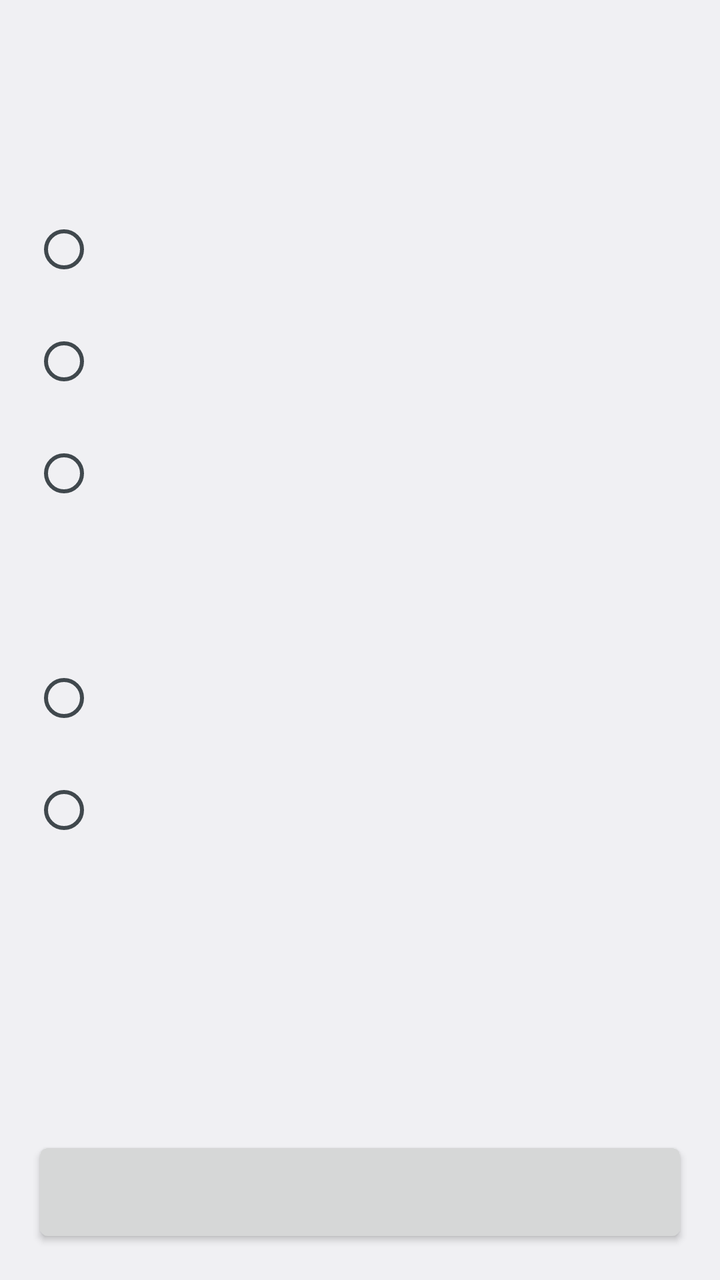
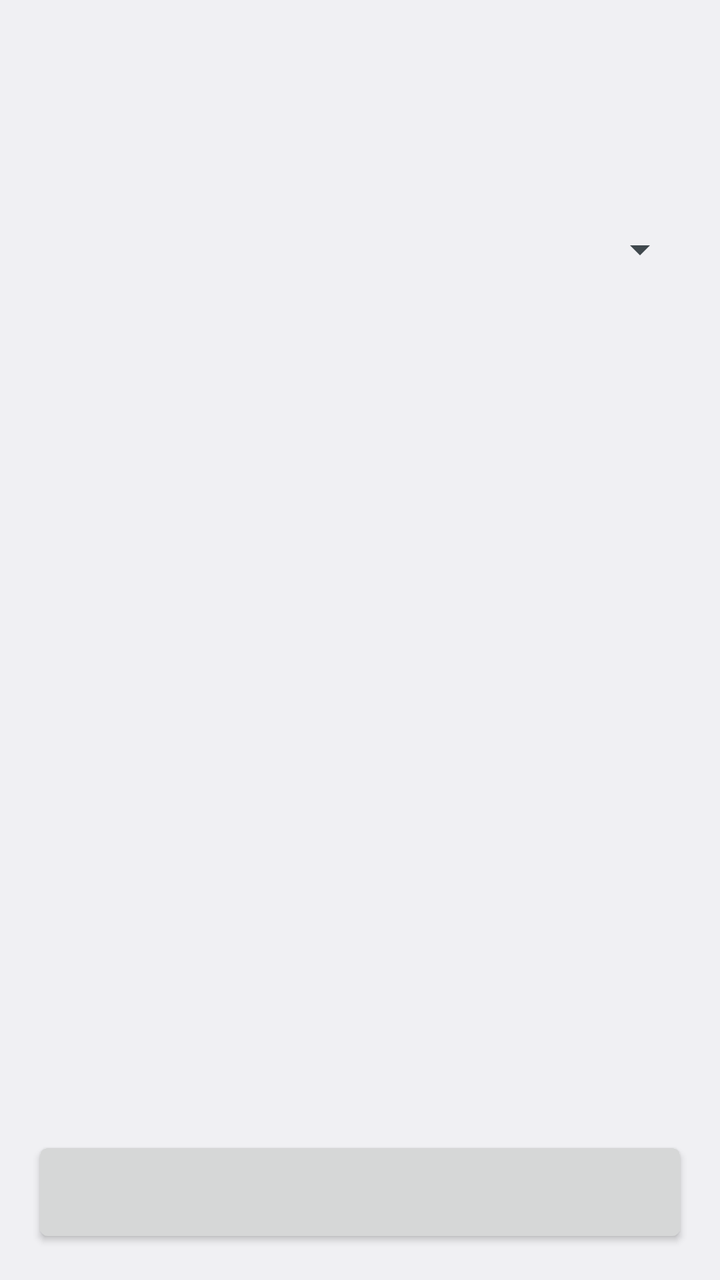

An Android layout rendered at two revisions. The XML below is the earlier revision; the diff shows what the commit changed to produce the second picture.
<!-- AndroidManifest.xml: application theme android:Theme.DeviceDefault.Light.NoActionBar -->
<!-- res/layout/activity_settings.xml -->
<?xml version="1.0" encoding="utf-8"?>
<LinearLayout xmlns:android="http://schemas.android.com/apk/res/android"
    android:id="@+id/root"
    android:layout_width="match_parent"
    android:layout_height="match_parent"
    android:orientation="vertical"
    android:padding="16dp">

    <TextView
        android:id="@+id/titleView"
        android:layout_width="match_parent"
        android:layout_height="wrap_content"
        android:textSize="24sp"
        android:textStyle="bold" />

    <ScrollView
        android:layout_width="match_parent"
        android:layout_height="0dp"
        android:layout_weight="1">

        <LinearLayout
            android:layout_width="match_parent"
            android:layout_height="wrap_content"
            android:orientation="vertical">

            <TextView
                android:id="@+id/sectionRead"
                android:layout_width="match_parent"
                android:layout_height="wrap_content"
                android:paddingTop="16dp"
                android:paddingBottom="8dp"
                android:textSize="18sp"
                android:textStyle="bold" />

            <RadioGroup
                android:id="@+id/modeGroup"
                android:layout_width="match_parent"
                android:layout_height="wrap_content"
                android:orientation="vertical">

                <RadioButton
                    android:id="@+id/radioSilent"
                    android:layout_width="match_parent"
                    android:layout_height="wrap_content"
                    android:minHeight="56dp"
                    android:textSize="18sp" />

                <RadioButton
                    android:id="@+id/radioChar"
                    android:layout_width="match_parent"
                    android:layout_height="wrap_content"
                    android:minHeight="56dp"
                    android:textSize="18sp" />

                <RadioButton
                    android:id="@+id/radioWord"
                    android:layout_width="match_parent"
                    android:layout_height="wrap_content"
                    android:minHeight="56dp"
                    android:textSize="18sp" />
            </RadioGroup>

            <TextView
                android:id="@+id/sectionLang"
                android:layout_width="match_parent"
                android:layout_height="wrap_content"
                android:paddingTop="24dp"
                android:paddingBottom="8dp"
                android:textSize="18sp"
                android:textStyle="bold" />

            <RadioGroup
                android:id="@+id/langGroup"
                android:layout_width="match_parent"
                android:layout_height="wrap_content"
                android:orientation="vertical">

                <RadioButton
                    android:id="@+id/radioFa"
                    android:layout_width="match_parent"
                    android:layout_height="wrap_content"
                    android:minHeight="56dp"
                    android:textSize="18sp" />

                <RadioButton
                    android:id="@+id/radioEn"
                    android:layout_width="match_parent"
                    android:layout_height="wrap_content"
                    android:minHeight="56dp"
                    android:textSize="18sp" />
            </RadioGroup>
        </LinearLayout>
    </ScrollView>

    <Button
        android:id="@+id/helpButton"
        android:layout_width="match_parent"
        android:layout_height="wrap_content"
        android:minHeight="56dp"
        android:textAllCaps="false"
        android:textSize="18sp" />
</LinearLayout>
<!-- resources referenced by this layout -->
<resources>

</resources>

<!-- the commit's change to res/layout/activity_settings.xml (unified diff, before → after) -->
@@ -24,71 +24,20 @@
             android:orientation="vertical">
 
             <TextView
-                android:id="@+id/sectionRead"
+                android:id="@+id/sectionLang"
                 android:layout_width="match_parent"
                 android:layout_height="wrap_content"
+                android:labelFor="@+id/langSpinner"
                 android:paddingTop="16dp"
                 android:paddingBottom="8dp"
                 android:textSize="18sp"
                 android:textStyle="bold" />
 
-            <RadioGroup
-                android:id="@+id/modeGroup"
+            <Spinner
+                android:id="@+id/langSpinner"
                 android:layout_width="match_parent"
                 android:layout_height="wrap_content"
-                android:orientation="vertical">
-
-                <RadioButton
-                    android:id="@+id/radioSilent"
-                    android:layout_width="match_parent"
-                    android:layout_height="wrap_content"
-                    android:minHeight="56dp"
-                    android:textSize="18sp" />
-
-                <RadioButton
-                    android:id="@+id/radioChar"
-                    android:layout_width="match_parent"
-                    android:layout_height="wrap_content"
-                    android:minHeight="56dp"
-                    android:textSize="18sp" />
-
-                <RadioButton
-                    android:id="@+id/radioWord"
-                    android:layout_width="match_parent"
-                    android:layout_height="wrap_content"
-                    android:minHeight="56dp"
-                    android:textSize="18sp" />
-            </RadioGroup>
-
-            <TextView
-                android:id="@+id/sectionLang"
-                android:layout_width="match_parent"
-                android:layout_height="wrap_content"
-                android:paddingTop="24dp"
-                android:paddingBottom="8dp"
-                android:textSize="18sp"
-                android:textStyle="bold" />
-
-            <RadioGroup
-                android:id="@+id/langGroup"
-                android:layout_width="match_parent"
-                android:layout_height="wrap_content"
-                android:orientation="vertical">
-
-                <RadioButton
-                    android:id="@+id/radioFa"
-                    android:layout_width="match_parent"
-                    android:layout_height="wrap_content"
-                    android:minHeight="56dp"
-                    android:textSize="18sp" />
-
-                <RadioButton
-                    android:id="@+id/radioEn"
-                    android:layout_width="match_parent"
-                    android:layout_height="wrap_content"
-                    android:minHeight="56dp"
-                    android:textSize="18sp" />
-            </RadioGroup>
+                android:minHeight="56dp" />
         </LinearLayout>
     </ScrollView>
 
